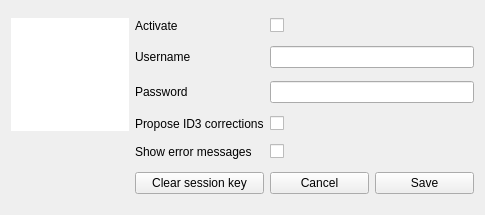
This is branches/sayonara-600/GUI/LastFM/GUI_LastFM_Dialog.ui in shahid334/sayonara-player as Qt 5 draws it before an edit. The edited form follows.
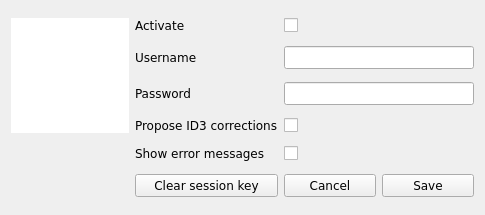
This is the edited form. Icons and pictures are not drawn.

Diff of the .ui file:
```diff
--- a/branches/sayonara-600/GUI/LastFM/GUI_LastFM_Dialog.ui
+++ b/branches/sayonara-600/GUI/LastFM/GUI_LastFM_Dialog.ui
@@ -16,6 +16,11 @@
   <layout class="QGridLayout" name="gridLayout">
    <item row="0" column="2">
     <widget class="QCheckBox" name="cb_activate">
+     <property name="font">
+      <font>
+       <family>DejaVu Sans</family>
+      </font>
+     </property>
      <property name="focusPolicy">
       <enum>Qt::NoFocus</enum>
      </property>
@@ -29,6 +34,11 @@
    </item>
    <item row="1" column="2" colspan="2">
     <widget class="QLineEdit" name="tf_username">
+     <property name="font">
+      <font>
+       <family>DejaVu Sans</family>
+      </font>
+     </property>
      <property name="focusPolicy">
       <enum>Qt::ClickFocus</enum>
      </property>
@@ -36,6 +46,11 @@
    </item>
    <item row="1" column="1">
     <widget class="QLabel" name="label_2">
+     <property name="font">
+      <font>
+       <family>DejaVu Sans</family>
+      </font>
+     </property>
      <property name="text">
       <string>Username</string>
      </property>
@@ -43,6 +58,11 @@
    </item>
    <item row="0" column="1">
     <widget class="QLabel" name="label_4">
+     <property name="font">
+      <font>
+       <family>DejaVu Sans</family>
+      </font>
+     </property>
      <property name="text">
       <string>Activate</string>
      </property>
@@ -50,6 +70,11 @@
    </item>
    <item row="4" column="1">
     <widget class="QLabel" name="label_5">
+     <property name="font">
+      <font>
+       <family>DejaVu Sans</family>
+      </font>
+     </property>
      <property name="text">
       <string>Show error messages</string>
      </property>
@@ -57,6 +82,11 @@
    </item>
    <item row="2" column="1">
     <widget class="QLabel" name="label_3">
+     <property name="font">
+      <font>
+       <family>DejaVu Sans</family>
+      </font>
+     </property>
      <property name="text">
       <string>Password</string>
      </property>
@@ -64,6 +94,11 @@
    </item>
    <item row="3" column="2">
     <widget class="QCheckBox" name="cb_correct_id3">
+     <property name="font">
+      <font>
+       <family>DejaVu Sans</family>
+      </font>
+     </property>
      <property name="focusPolicy">
       <enum>Qt::NoFocus</enum>
      </property>
@@ -74,6 +109,11 @@
    </item>
    <item row="2" column="2" colspan="2">
     <widget class="QLineEdit" name="tf_password">
+     <property name="font">
+      <font>
+       <family>DejaVu Sans</family>
+      </font>
+     </property>
      <property name="focusPolicy">
       <enum>Qt::ClickFocus</enum>
      </property>
@@ -84,6 +124,11 @@
    </item>
    <item row="3" column="1">
     <widget class="QLabel" name="label">
+     <property name="font">
+      <font>
+       <family>DejaVu Sans</family>
+      </font>
+     </property>
      <property name="text">
       <string>Propose ID3 corrections</string>
      </property>
@@ -91,6 +136,11 @@
    </item>
    <item row="5" column="1">
     <widget class="QPushButton" name="btn_clear_session">
+     <property name="font">
+      <font>
+       <family>DejaVu Sans</family>
+      </font>
+     </property>
      <property name="focusPolicy">
       <enum>Qt::NoFocus</enum>
      </property>
@@ -101,6 +151,11 @@
    </item>
    <item row="0" column="0" rowspan="4">
     <widget class="QWidget" name="widget" native="true">
+     <property name="font">
+      <font>
+       <family>DejaVu Sans</family>
+      </font>
+     </property>
      <property name="styleSheet">
       <string notr="true">background-color: rgb(255, 255, 255);</string>
      </property>
@@ -119,6 +174,11 @@
           <height>30</height>
          </size>
         </property>
+        <property name="font">
+         <font>
+          <family>DejaVu Sans</family>
+         </font>
+        </property>
         <property name="text">
          <string/>
         </property>
@@ -135,6 +195,11 @@
    </item>
    <item row="4" column="2">
     <widget class="QCheckBox" name="cb_error_messages">
+     <property name="font">
+      <font>
+       <family>DejaVu Sans</family>
+      </font>
+     </property>
      <property name="focusPolicy">
       <enum>Qt::NoFocus</enum>
      </property>
@@ -145,6 +210,11 @@
    </item>
    <item row="5" column="3">
     <widget class="QPushButton" name="btn_save">
+     <property name="font">
+      <font>
+       <family>DejaVu Sans</family>
+      </font>
+     </property>
      <property name="focusPolicy">
       <enum>Qt::NoFocus</enum>
      </property>
@@ -155,6 +225,11 @@
    </item>
    <item row="5" column="2">
     <widget class="QPushButton" name="btn_cancel">
+     <property name="font">
+      <font>
+       <family>DejaVu Sans</family>
+      </font>
+     </property>
      <property name="focusPolicy">
       <enum>Qt::NoFocus</enum>
      </property>
```
